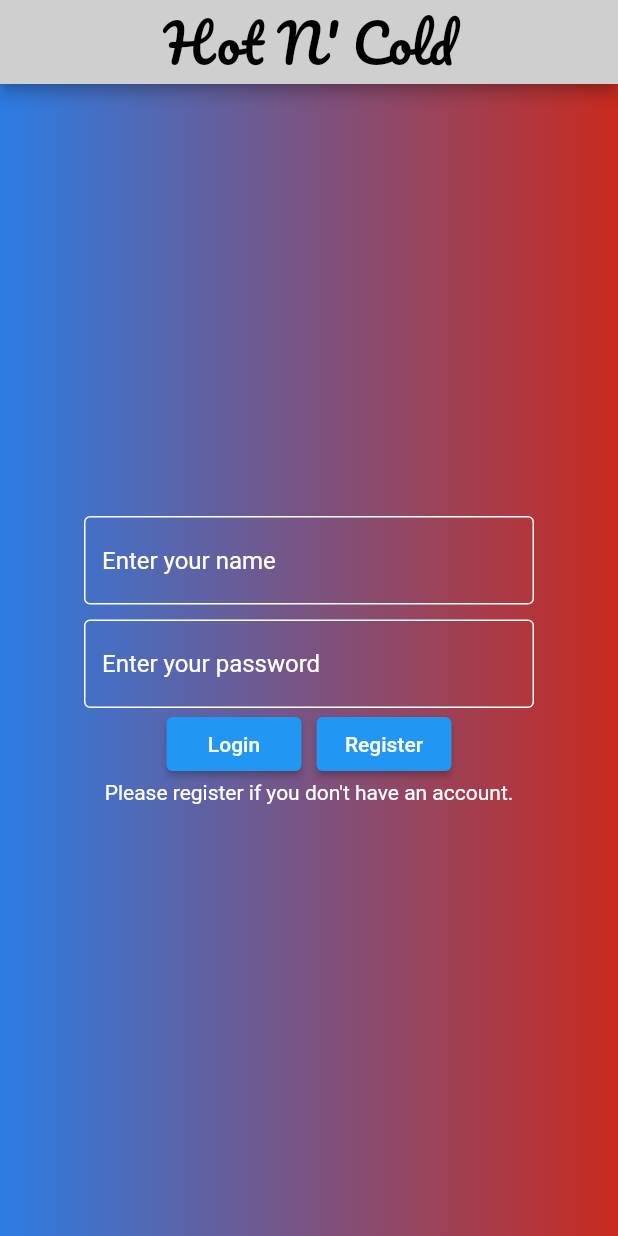
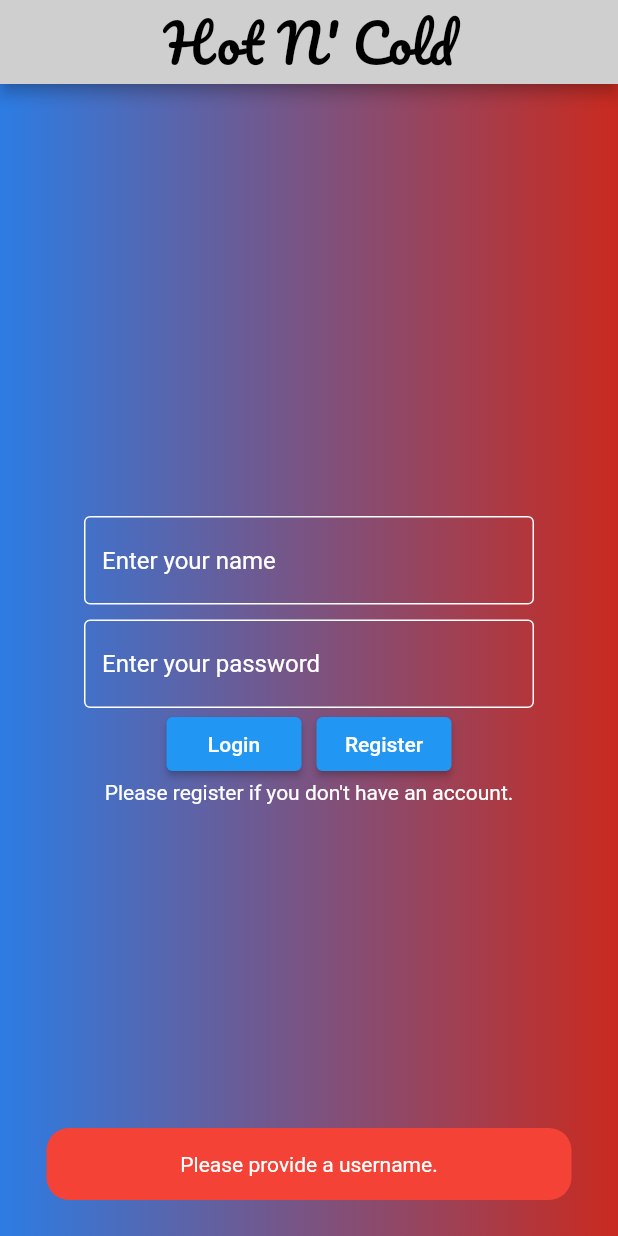
Before and after one commit to pclmatos/scmu-tp, a Flutter app: the screen it shows after launch, after a tap on "Login", on a phone screen of 412 x 824 dp. Run offline on Flutter 3.47's test engine with Material 2 defaults, Android fonts, the phone set to English and light mode, and no system bars; our stand-ins replace google_fonts; network calls fail.

Commit message:
register, login and logout working correctly; ready to start developing the game

```diff
--- a/lib/main.dart
+++ b/lib/main.dart
@@ -1,4 +1,3 @@
-import 'package:connectivity/connectivity.dart';
 import 'package:flutter/material.dart';
 import 'package:hotncold/pages/login.dart';
 
--- a/lib/messages/messages.dart
+++ b/lib/messages/messages.dart
@@ -1,6 +1,6 @@
 import 'package:flutter/material.dart';
 
-Container errorMessage(
+Container registerMessage(
     BuildContext context, String name, String pwd, String confirm) {
   return Container(
     padding: const EdgeInsets.all(16),
@@ -9,13 +9,27 @@ Container errorMessage(
       borderRadius: BorderRadius.all(Radius.circular(15)),
     ),
     child: Text(
-      message(name, pwd, confirm),
+      registerError(name, pwd, confirm),
       textAlign: TextAlign.center,
     ),
   );
 }
 
-String message(String name, String pwd, String confirm) {
+Container loginMessage(BuildContext context, String name, String pwd) {
+  return Container(
+    padding: const EdgeInsets.all(16),
+    decoration: const BoxDecoration(
+      color: Colors.red,
+      borderRadius: BorderRadius.all(Radius.circular(15)),
+    ),
+    child: Text(
+      loginError(name, pwd),
+      textAlign: TextAlign.center,
+    ),
+  );
+}
+
+String registerError(String name, String pwd, String confirm) {
   String error = "";
 
   if (name == "") {
@@ -26,6 +40,18 @@ String message(String name, String pwd, String confirm) {
     error = "Please confirm your password.";
   } else if (pwd.compareTo(confirm) < 0) {
     error = "Password and confirmation don't match.";
+  }
+
+  return error;
+}
+
+String loginError(String name, String pwd) {
+  String error = "";
+
+  if (name == "") {
+    error = "Please provide a username.";
+  } else if (pwd == "") {
+    error = "Please provide a password.";
   }
 
   return error;
--- a/lib/models/header.dart
+++ b/lib/models/header.dart
@@ -4,6 +4,7 @@ import 'package:google_fonts/google_fonts.dart';
 AppBar header(context) {
   return AppBar(
       centerTitle: true,
+      automaticallyImplyLeading: false,
       backgroundColor: const Color.fromARGB(255, 207, 207, 207),
       title: Text(
         "Hot N' Cold",
--- a/lib/pages/login.dart
+++ b/lib/pages/login.dart
@@ -22,42 +22,8 @@ class _LoginPageState extends State<LoginPage> {
   var name;
   // ignore: prefer_typing_uninitialized_variables
   var pwd;
-
+  // ignore: prefer_typing_uninitialized_variables
   var result;
-
-  login(String username, String password) async {
-    const uri = 'http://170.187.189.36:8080/myApp/login';
-    var map = <String, dynamic>{};
-
-    map['username'] = username;
-    map['password'] = password;
-
-    http.Response response = await http.post(
-      Uri.parse(uri),
-      headers: {
-        "Content-Type": "application/x-www-form-urlencoded",
-      },
-      body: map,
-    );
-
-    print(response.statusCode);
-
-    if (response.statusCode == 400) {
-      // ignore: use_build_context_synchronously
-      return ScaffoldMessenger.of(context).showSnackBar(SnackBar(
-        content: postError(response.body),
-        behavior: SnackBarBehavior.floating,
-        backgroundColor: Colors.transparent,
-        elevation: 0,
-      ));
-    } else {
-      setState(
-        () {
-          result = response.statusCode;
-        },
-      );
-    }
-  }
 
   @override
   Widget build(BuildContext context) {
@@ -114,20 +80,31 @@ class _LoginPageState extends State<LoginPage> {
                         width: 90,
                         child: ElevatedButton(
                           child: const Text("Login"),
-                          onPressed: () {
+                          onPressed: () async {
                             FocusScope.of(context).unfocus();
                             setState(() {
                               name = nameController.text;
                               pwd = pwdController.text;
                             });
-                            login(name, pwd);
-                            print(result);
-                            if (result == 200) {
-                              print(result);
-                              Navigator.push(
-                                  context,
-                                  MaterialPageRoute(
-                                      builder: (context) => const HomePage()));
+                            if (name == "" || pwd == "") {
+                              ScaffoldMessenger.of(context)
+                                  .showSnackBar(SnackBar(
+                                content: loginMessage(context, name, pwd),
+                                behavior: SnackBarBehavior.floating,
+                                backgroundColor: Colors.transparent,
+                                elevation: 0,
+                              ));
+                            } else {
+                              await login(name, pwd);
+                              if (result == 200) {
+                                // ignore: use_build_context_synchronously
+                                Navigator.push(
+                                    context,
+                                    MaterialPageRoute(
+                                        builder: (context) => HomePage(
+                                              username: name,
+                                            )));
+                              }
                             }
                           },
                         ),
@@ -162,4 +139,35 @@ class _LoginPageState extends State<LoginPage> {
       ),
     );
   }
+
+  login(String username, String password) async {
+    const uri = 'http://170.187.189.36:8080/myApp/login';
+    var map = <String, dynamic>{};
+
+    map['username'] = username;
+    map['password'] = password;
+
+    http.Response response = await http.post(
+      Uri.parse(uri),
+      headers: {
+        "Content-Type": "application/x-www-form-urlencoded",
+      },
+      body: map,
+    );
+
+    setState(
+      () {
+        result = response.statusCode;
+      },
+    );
+    if (response.statusCode == 400) {
+      // ignore: use_build_context_synchronously
+      return ScaffoldMessenger.of(context).showSnackBar(SnackBar(
+        content: postError(response.body),
+        behavior: SnackBarBehavior.floating,
+        backgroundColor: Colors.transparent,
+        elevation: 0,
+      ));
+    }
+  }
 }
```
Also changed, not shown: lib/pages/homepage.dart (+43 -3 lines), lib/pages/register.dart (+28 -29 lines).
